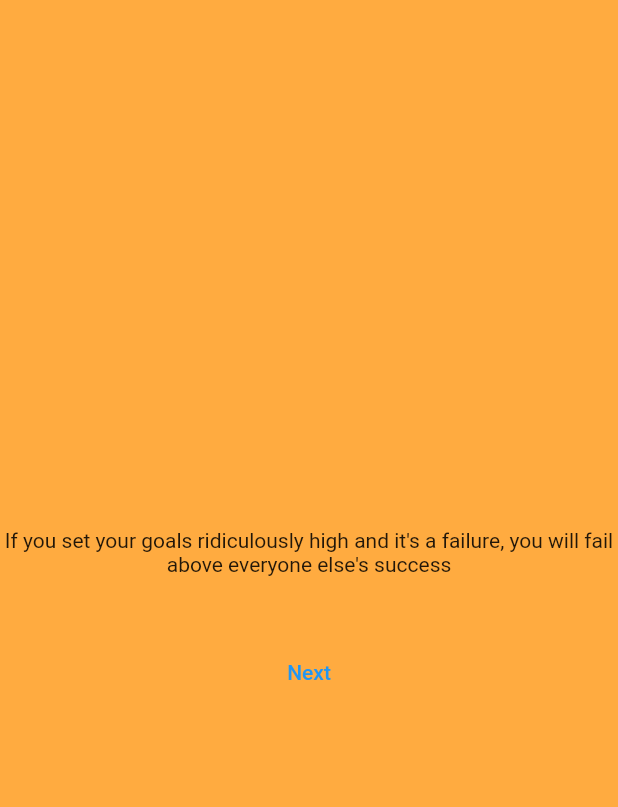
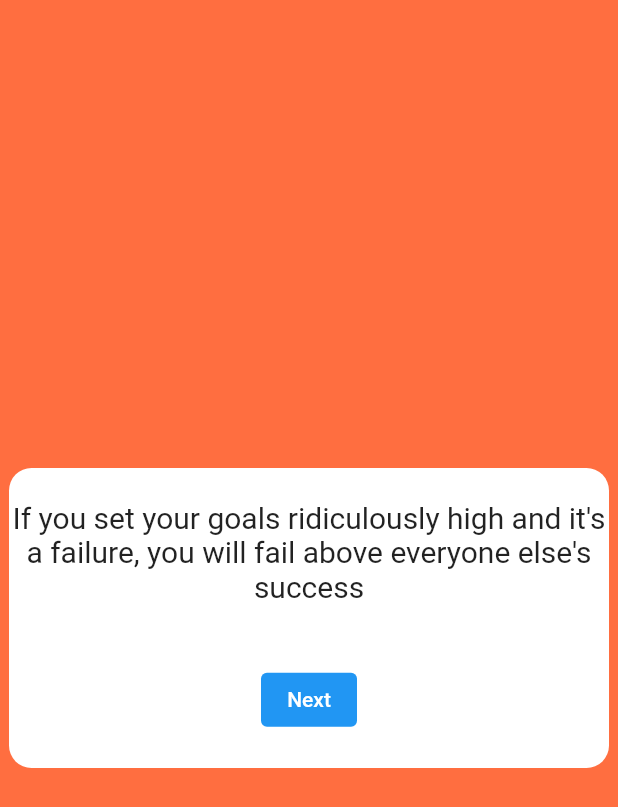
Before and after one commit to crpoudyal/QoutesApp, a Flutter app: the screen it shows after launch, after a tap on "Next", on a phone screen of 412 x 824 dp. Shown: the top 807 px of the screen. Run offline on Flutter 3.47's test engine with Material 2 defaults, Android fonts, the phone set to English and light mode, and no system bars.

Commit message:
UI changes

```diff
--- a/lib/main.dart
+++ b/lib/main.dart
@@ -9,6 +9,7 @@ class MyApp extends StatelessWidget {
   @override
   Widget build(BuildContext context) {
     return MaterialApp(
+      debugShowCheckedModeBanner: false,
       title: "Quote App",
       home: Quote(),
     );
--- a/lib/quote.dart
+++ b/lib/quote.dart
@@ -15,29 +15,45 @@ class _QuoteState extends State<Quote> {
   @override
   Widget build(BuildContext context) {
     return Scaffold(
-      backgroundColor: Colors.orangeAccent,
-      body: Container(
+      backgroundColor: Colors.deepOrangeAccent,
+      body: Center(
+        child: Container(
+          height: 200,
+          width: 400,
+          decoration: BoxDecoration(
+            borderRadius: BorderRadius.circular(15),
+            color: Colors.white,
+          ),
           child: Column(
             mainAxisAlignment: MainAxisAlignment.center,
+            crossAxisAlignment: CrossAxisAlignment.center,
             children: [
               Text(
                 quote[index % quote.length],
+                style: TextStyle(
+                  fontSize: 20,
+                ),
                 textAlign: TextAlign.center,
               ),
               SizedBox(
                 height: 40,
               ),
               TextButton(
-              onPressed: ShowQuotes,
+                style: TextButton.styleFrom(
+                  primary: Colors.white,
+                  backgroundColor: Colors.blue,
+                ),
+                onPressed: showQuotes,
                 child: Text("Next"),
               ),
             ],
           ),
         ),
+      ),
     );
   }
 
-  void ShowQuotes() {
+  void showQuotes() {
     setState(() {
       index++;
     });
```
Lines whose indentation alone changed are shown as unchanged.
